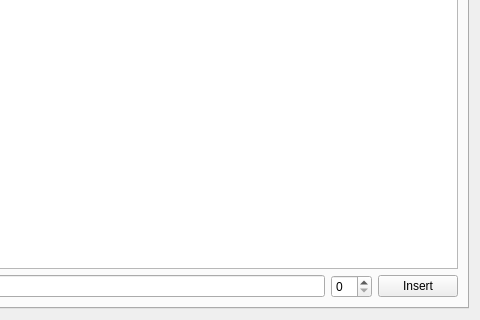
Qt form modellistexamples.ui (romariorios/QtMVT) before a commit; both pictures show x 177 to 657 and y 130 to 450 of the 657 by 450 pixel window.
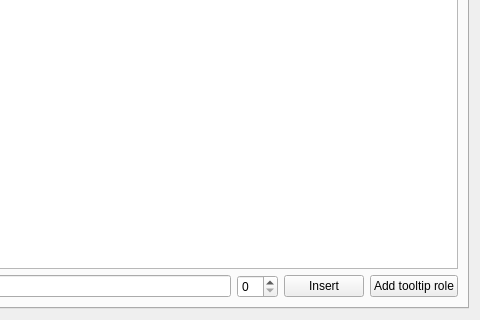
The same form after that commit. The open tabs and pages were chosen to show the change.

Commit message: Create functions for model role editing

The edit to the form file:
```diff
--- a/modellistexamples.ui
+++ b/modellistexamples.ui
@@ -116,6 +116,13 @@
            </property>
           </widget>
          </item>
+         <item>
+          <widget class="QPushButton" name="noDefCtorAddRole">
+           <property name="text">
+            <string>Add tooltip role</string>
+           </property>
+          </widget>
+         </item>
         </layout>
        </item>
       </layout>
```
The commit also changes 2 other files.
